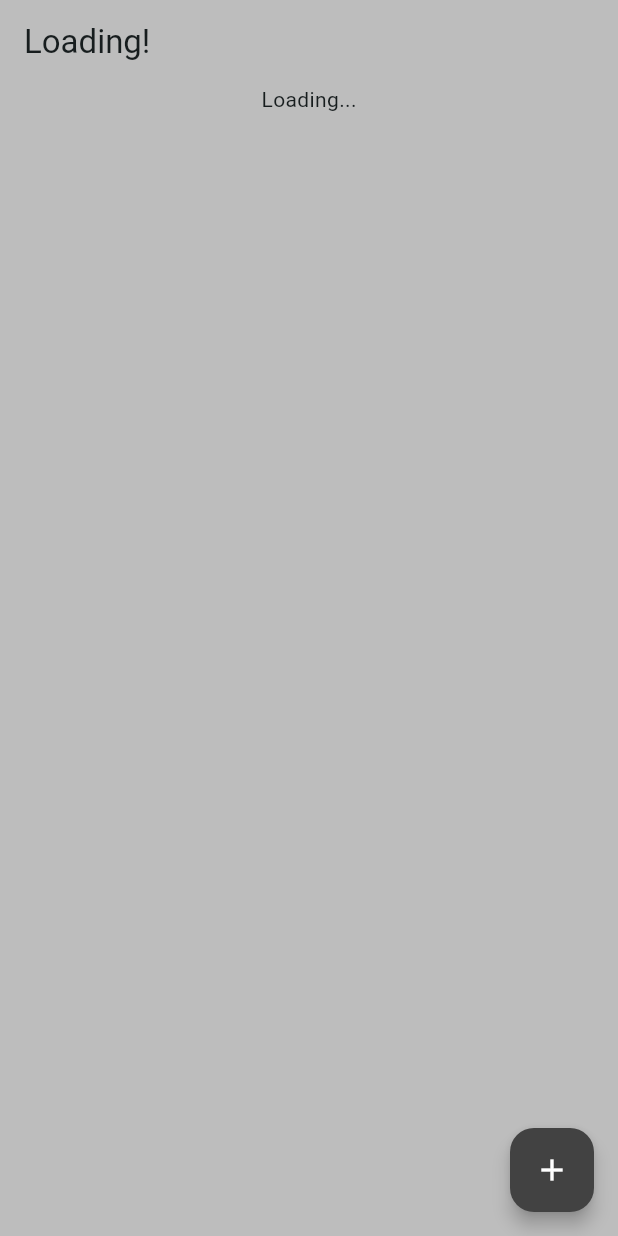
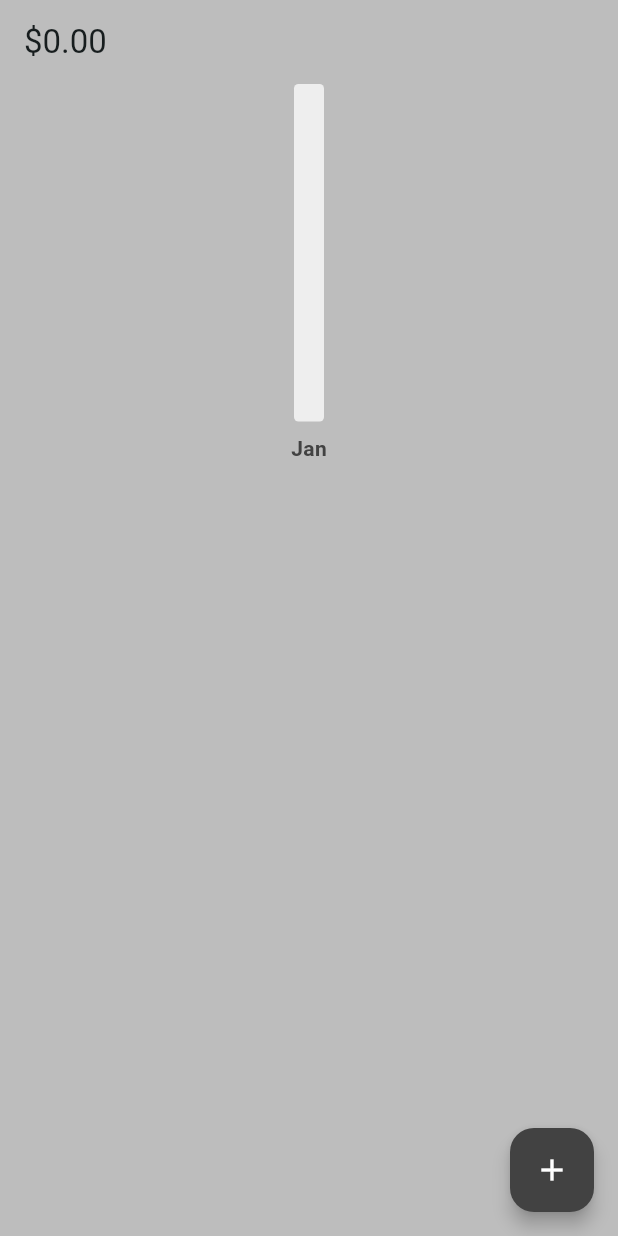
Before and after one commit to lenny1596/expense_tracker_flutter, a Flutter app: the screen it shows after launch, on a phone screen of 412 x 824 dp. Run offline on Flutter 3.47's test engine with Material 3 defaults, Android fonts, the phone set to English and light mode, and no system bars; drawn by our look-alikes of fl_chart; our stand-ins replace flutter_slidable, isar; accounts and stored records are empty; generated files the repository leaves out were written again.

Commit message:
modified the future builder of bar-graph to generate list based on year-month key and retun its total or zero.

```diff
--- a/lib/pages/home_page.dart
+++ b/lib/pages/home_page.dart
@@ -26,7 +26,7 @@ class _HomePageState extends State<HomePage> {
   }
 
   // load futures
-  Future<Map<int, double>>? _monthlyExpenseFuture;
+  Future<Map<String, double>>? _monthlyExpenseFuture;
   Future<double>? _currentMonthTotalFuture;
 
   void refreshData() {
@@ -311,20 +311,13 @@ class _HomePageState extends State<HomePage> {
         child: Scaffold(
           appBar: AppBar(
             backgroundColor: Colors.transparent,
+            // display total expense for current month in app bar
             title: FutureBuilder(
               future: _currentMonthTotalFuture,
               builder: (context, snapshot) {
                 if (snapshot.connectionState == ConnectionState.done) {
-                  return Row(
-                    mainAxisAlignment: MainAxisAlignment.spaceBetween,
-                    children: [
-                      Text(
-                        '\$${snapshot.data!.toStringAsFixed(2)}',
-                      ),
-                      Text(
-                        currentMonthName(),
-                      ),
-                    ],
+                  return Text(
+                    '\$${snapshot.data!.toStringAsFixed(2)}',
                   );
                 }
                 return const Text('Loading!');
@@ -349,11 +342,21 @@ class _HomePageState extends State<HomePage> {
                 builder: (context, snapshot) {
                   if (snapshot.connectionState == ConnectionState.done) {
                     // check if data is loaded
-                    final monthlyExpense = snapshot.data ?? {};
+                    Map<String, double> monthlyExpense = snapshot.data ?? {};
                     // create the list of monthly summary
                     List<double> monthlyExpenseSummary = List.generate(
                       monthCount,
-                      (index) => monthlyExpense[startMonth + index] ?? 0.0,
+                      (index) {
+                        // calculate year-month including start-month and index
+                        int year = startYear + (startMonth + index - 1) ~/ 12;
+                        int month = (startMonth + index - 1) % 12 + 1;
+
+                        // create the key in the format of year-month
+                        String yearMonthKey = '$year-$month';
+
+                        // return total for year-month or 0.0 if doesn't exists
+                        return monthlyExpense[yearMonthKey] ?? 0.0;
+                      },
                     );
                     return MyBarGraph(
                         monthlyExpense: monthlyExpenseSummary,
```
